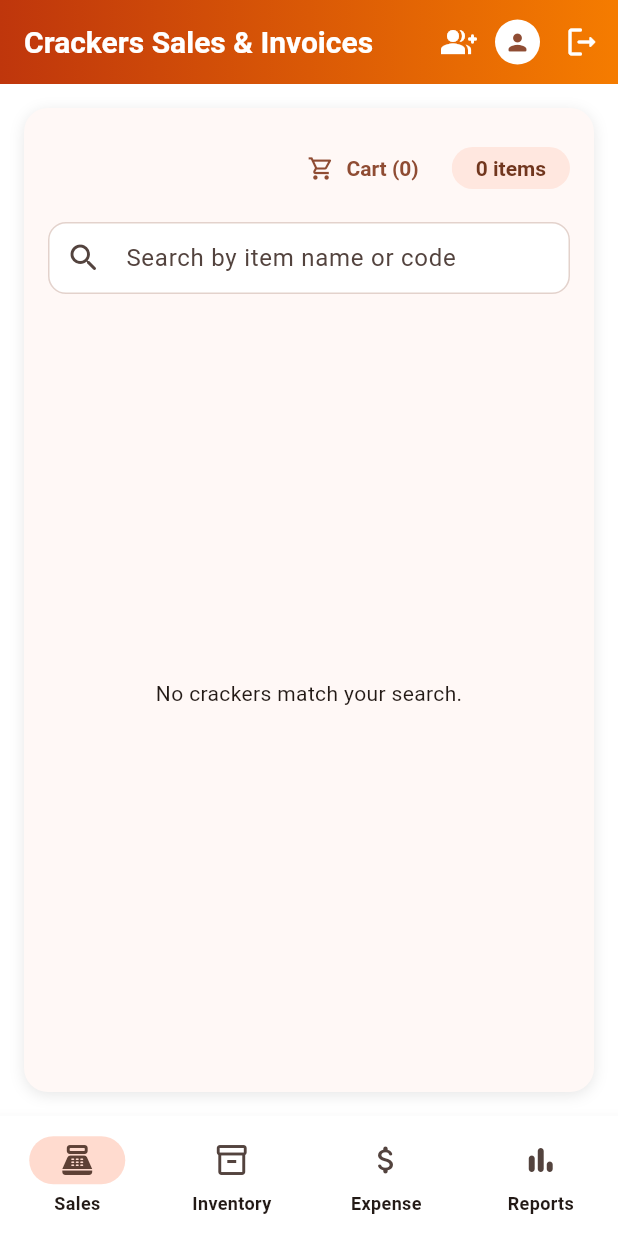
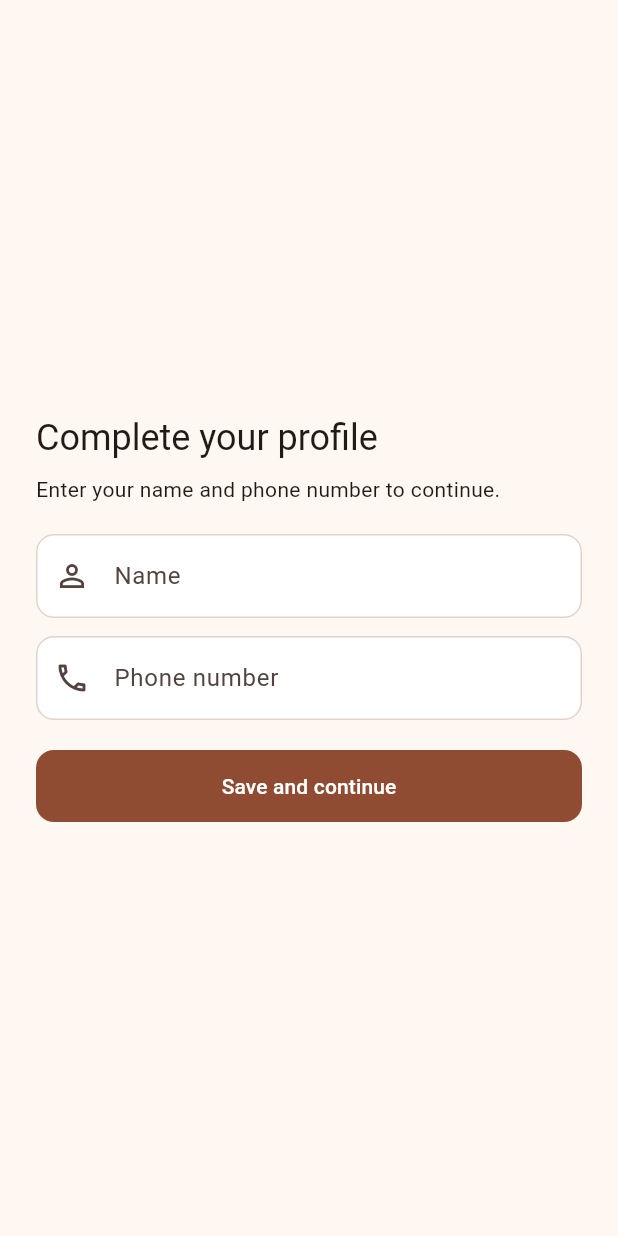
Before and after one commit to Ravikishore3679/crackers_billing, a Flutter app: the screen it shows once a user with an empty profile is signed in, on a phone screen of 412 x 824 dp. Run offline on Flutter 3.47's test engine with Material 3 defaults, Android fonts, the light colour scheme and no system bars; our stand-ins replace cloud_firestore, file_picker, firebase_auth, firebase_core, google_sign_in, pdf and 3 more; missing offline and left inert: excel, google_sign_in_web; accounts and stored records are empty.

Commit message:
Name/userlogin/billed by

```diff
--- a/lib/models/invoice.dart
+++ b/lib/models/invoice.dart
@@ -12,6 +12,7 @@ class Invoice {
     this.upiPaid = 0.0,
     this.cardPaid = 0.0,
     this.paidAt,
+    this.createdBy = '',
   }) : lineItems = List<InvoiceLineItem>.from(lineItems),
        grossTotal = 0.0,
        netTotal = 0.0 {
@@ -30,6 +31,7 @@ class Invoice {
   double upiPaid;
   double cardPaid;
   DateTime? paidAt;
+  final String createdBy;
 
   double get roundedNetTotal => (netTotal / 10).round() * 10.0;
   double get amountPaid => cashPaid + upiPaid + cardPaid;
@@ -72,6 +74,7 @@ class Invoice {
       'Customer: $customer',
       'Phone: ${customerPhone.isEmpty ? 'Not provided' : customerPhone}',
       'Date: $formattedDateTime',
+      if (createdBy.isNotEmpty) 'Billed by: $createdBy',
       '---',
       ...lineItems.map(
         (item) =>
@@ -109,6 +112,7 @@ class Invoice {
     double? upiPaid,
     double? cardPaid,
     DateTime? paidAt,
+    String? createdBy,
   }) {
     final updatedInvoice = Invoice(
       id: id ?? this.id,
@@ -121,6 +125,7 @@ class Invoice {
       upiPaid: upiPaid ?? this.upiPaid,
       cardPaid: cardPaid ?? this.cardPaid,
       paidAt: paidAt ?? this.paidAt,
+      createdBy: createdBy ?? this.createdBy,
     );
     updatedInvoice.recalculateTotals();
     return updatedInvoice;
--- a/lib/services/firestore_service.dart
+++ b/lib/services/firestore_service.dart
@@ -21,6 +21,13 @@ class FirestoreService {
   bool get isWorkspaceOwner => Firebase.apps.isEmpty || _activeRole == 'owner';
   bool get canManageInventory => isWorkspaceOwner;
   bool get canManageStaff => isWorkspaceOwner;
+
+  String get currentUserName {
+    if (Firebase.apps.isEmpty) return '';
+    final user = FirebaseAuth.instance.currentUser;
+    final name = user?.displayName?.trim() ?? '';
+    return name.isNotEmpty ? name : (user?.email ?? '');
+  }
 
   static void clearWorkspaceSession() {
     final userId = _activeUserId;
@@ -62,7 +69,9 @@ class FirestoreService {
     if (existingWorkspace != null && existingWorkspace.isNotEmpty) {
       final membership = await _workspaceStep(
         'Reading the workspace membership',
-        _userDocument(existingWorkspace).collection('members').doc(user.uid).get,
+        _userDocument(
+          existingWorkspace,
+        ).collection('members').doc(user.uid).get,
       );
       if (membership.exists) {
         _activeUserId = user.uid;
@@ -268,6 +277,28 @@ class FirestoreService {
 
   DocumentReference<Map<String, dynamic>> _expenseDocument(String uid) =>
       _userDocument(uid).collection('expenses').doc('entries');
+
+  DocumentReference<Map<String, dynamic>> _profileDocument(String uid) =>
+      _userDocument(uid).collection('profile').doc('info');
+
+  Future<Map<String, dynamic>?> fetchUserProfile(String uid) async {
+    final snapshot = await _profileDocument(uid).get();
+    return snapshot.data();
+  }
+
+  Future<void> saveUserProfile(
+    User user, {
+    required String name,
+    required String phone,
+  }) async {
+    await _profileDocument(user.uid).set({
+      'name': name,
+      'phone': phone,
+      'email': user.email,
+      'createdAt': FieldValue.serverTimestamp(),
+    }, SetOptions(merge: true));
+    await user.updateDisplayName(name);
+  }
 
   Future<void> _ensureUserDocument(
     String uid, {
@@ -587,6 +618,7 @@ class FirestoreService {
       'netTotal': invoice.netTotal,
       'lineItems': invoice.lineItems.map((item) => item.toMap()).toList(),
       'userId': uid,
+      if (invoice.createdBy.isNotEmpty) 'createdByName': invoice.createdBy,
       'createdAt': FieldValue.serverTimestamp(),
     }, SetOptions(merge: true));
   }
@@ -642,6 +674,7 @@ class FirestoreService {
           upiPaid: (data['upiPaid'] as num?)?.toDouble() ?? 0.0,
           cardPaid: (data['cardPaid'] as num?)?.toDouble() ?? 0.0,
           paidAt: (data['paidAt'] as Timestamp?)?.toDate(),
+          createdBy: data['createdByName'] as String? ?? '',
         );
         invoice.recalculateTotals();
         return invoice;
@@ -683,6 +716,7 @@ class FirestoreService {
         upiPaid: (data['upiPaid'] as num?)?.toDouble() ?? 0.0,
         cardPaid: (data['cardPaid'] as num?)?.toDouble() ?? 0.0,
         paidAt: (data['paidAt'] as Timestamp?)?.toDate(),
+        createdBy: data['createdByName'] as String? ?? '',
       );
       invoice.recalculateTotals();
       return invoice;
--- a/lib/services/invoice_pdf.dart
+++ b/lib/services/invoice_pdf.dart
@@ -68,6 +68,11 @@ Future<Uint8List> buildInvoicePdf(Invoice invoice) async {
                   invoice.formattedDateTime,
                   style: const pw.TextStyle(color: _muted),
                 ),
+                if (invoice.createdBy.isNotEmpty)
+                  pw.Text(
+                    'Billed by ${invoice.createdBy}',
+                    style: const pw.TextStyle(color: _muted),
+                  ),
               ],
             ),
           ],
--- a/lib/view_models/sales_view_model.dart
+++ b/lib/view_models/sales_view_model.dart
@@ -591,6 +591,7 @@ class SalesViewModel extends ChangeNotifier {
       date: DateTime.now(),
       lineItems: _cart.map((lineItem) => lineItem.copyWith()).toList(),
       discountAmount: safeDiscount,
+      createdBy: FirestoreService.instance.currentUserName,
     );
 
     final updatedItems = <CrackerItem>[];
--- a/lib/views/auth_gate.dart
+++ b/lib/views/auth_gate.dart
@@ -4,6 +4,7 @@ import 'package:flutter/material.dart';
 
 import '../services/firestore_service.dart';
 import 'app_shell.dart';
+import 'profile_setup_screen.dart';
 import 'sign_in_screen.dart';
 
 class AuthGate extends StatelessWidget {
@@ -50,12 +51,64 @@ class AuthGate extends StatelessWidget {
                   ),
                 );
               }
-              return const AppShell();
+              return _ProfileGate(user: user);
             },
           );
         }
 
         return const SignInScreen();
+      },
+    );
+  }
+}
+
+class _ProfileGate extends StatefulWidget {
+  const _ProfileGate({required this.user});
+
+  final User user;
+
+  @override
+  State<_ProfileGate> createState() => _ProfileGateState();
+}
+
+class _ProfileGateState extends State<_ProfileGate> {
+  late final Future<bool> _hasProfile = _load();
+  bool _completed = false;
+
+  // Never block the app if the profile cannot be read.
+  Future<bool> _load() async {
+    try {
+      final profile = await FirestoreService.instance.fetchUserProfile(
+        widget.user.uid,
+      );
+      final name = (profile?['name'] as String?)?.trim() ?? '';
+      final phone = (profile?['phone'] as String?)?.trim() ?? '';
+      return name.isNotEmpty && phone.isNotEmpty;
+    } catch (_) {
+      return true;
+    }
+  }
+
+  @override
+  Widget build(BuildContext context) {
+    if (_completed) {
+      return const AppShell();
+    }
+    return FutureBuilder<bool>(
+      future: _hasProfile,
+      builder: (context, snapshot) {
+        if (snapshot.connectionState != ConnectionState.done) {
+          return const Scaffold(
+            body: Center(child: CircularProgressIndicator()),
+          );
+        }
+        if (snapshot.data == true) {
+          return const AppShell();
+        }
+        return ProfileSetupScreen(
+          user: widget.user,
+          onSaved: () => setState(() => _completed = true),
+        );
       },
     );
   }
--- a/lib/views/invoice_receipt_card.dart
+++ b/lib/views/invoice_receipt_card.dart
@@ -112,6 +112,11 @@ class InvoiceReceiptCard extends StatelessWidget {
                         invoice.formattedDateTime,
                         style: const TextStyle(color: _muted),
                       ),
+                      if (invoice.createdBy.isNotEmpty)
+                        Text(
+                          'Billed by ${invoice.createdBy}',
+                          style: const TextStyle(color: _muted),
+                        ),
                     ],
                   ),
                 ],
--- /dev/null
+++ b/lib/views/profile_setup_screen.dart
@@ -0,0 +1,137 @@
+import 'package:firebase_auth/firebase_auth.dart';
+import 'package:flutter/material.dart';
+
+import '../services/firestore_service.dart';
+
+class ProfileSetupScreen extends StatefulWidget {
+  const ProfileSetupScreen({
+    super.key,
+    required this.user,
+    required this.onSaved,
+  });
+
+  final User user;
+  final VoidCallback onSaved;
+
+  @override
+  State<ProfileSetupScreen> createState() => _ProfileSetupScreenState();
+}
+
+class _ProfileSetupScreenState extends State<ProfileSetupScreen> {
+  final _formKey = GlobalKey<FormState>();
+  late final TextEditingController _nameController = TextEditingController(
+    text: widget.user.displayName ?? '',
+  );
+  final _phoneController = TextEditingController();
+  bool _saving = false;
+  String? _error;
+
+  @override
+  void dispose() {
+    _nameController.dispose();
+    _phoneController.dispose();
+    super.dispose();
+  }
+
+  Future<void> _save() async {
+    if (!_formKey.currentState!.validate()) {
+      return;
+    }
+    setState(() {
+      _saving = true;
+      _error = null;
+    });
+    try {
+      await FirestoreService.instance.saveUserProfile(
+        widget.user,
+        name: _nameController.text.trim(),
+        phone: _phoneController.text.trim(),
+      );
+      widget.onSaved();
+    } catch (error) {
+      if (!mounted) return;
+      setState(() {
+        _saving = false;
+        _error = 'Could not save profile: $error';
+      });
+    }
+  }
+
+  @override
+  Widget build(BuildContext context) {
+    return Scaffold(
+      body: Center(
+        child: SingleChildScrollView(
+          padding: const EdgeInsets.all(24),
+          child: ConstrainedBox(
+            constraints: const BoxConstraints(maxWidth: 420),
+            child: Form(
+              key: _formKey,
+              child: Column(
+                mainAxisSize: MainAxisSize.min,
+                crossAxisAlignment: CrossAxisAlignment.stretch,
+                children: [
+                  Text(
+                    'Complete your profile',
+                    style: Theme.of(context).textTheme.headlineSmall,
+                  ),
+                  const SizedBox(height: 8),
+                  const Text('Enter your name and phone number to continue.'),
+                  const SizedBox(height: 20),
+                  TextFormField(
+                    controller: _nameController,
+                    textCapitalization: TextCapitalization.words,
+                    decoration: const InputDecoration(
+                      labelText: 'Name',
+                      prefixIcon: Icon(Icons.person_outline),
+                    ),
+                    validator: (value) =>
+                        (value ?? '').trim().isEmpty ? 'Enter your name' : null,
+                  ),
+                  const SizedBox(height: 12),
+                  TextFormField(
+                    controller: _phoneController,
+                    keyboardType: TextInputType.phone,
+                    decoration: const InputDecoration(
+                      labelText: 'Phone number',
+                      prefixIcon: Icon(Icons.phone_outlined),
+                    ),
+                    validator: (value) {
+                      final digits = (value ?? '').replaceAll(
+                        RegExp(r'\D'),
+                        '',
+                      );
+                      return digits.length < 10
+                          ? 'Enter a valid phone number'
+                          : null;
+                    },
+                  ),
+                  if (_error != null) ...[
+                    const SizedBox(height: 12),
+                    Text(
+                      _error!,
+                      style: TextStyle(
+                        color: Theme.of(context).colorScheme.error,
+                      ),
+                    ),
+                  ],
+                  const SizedBox(height: 20),
+                  FilledButton(
+                    onPressed: _saving ? null : _save,
+                    child: _saving
+                        ? const SizedBox(
+                            height: 18,
+                            width: 18,
+                            child: CircularProgressIndicator(strokeWidth: 2),
+                          )
+                        : const Text('Save and continue'),
+                  ),
+                ],
+              ),
+            ),
+          ),
+        ),
+      ),
+    );
+  }
+}
--- a/lib/views/reports_screen.dart
+++ b/lib/views/reports_screen.dart
@@ -123,6 +123,8 @@ class _ReportsScreenState extends State<ReportsScreen> {
                 style: const TextStyle(fontWeight: FontWeight.w700),
               ),
               Text(invoice.formattedDateTime),
+              if (invoice.createdBy.isNotEmpty)
+                Text('Billed by ${invoice.createdBy}'),
               const SizedBox(height: 10),
               PaymentSection(
                 key: ValueKey(invoice.id),
@@ -260,6 +262,8 @@ class _ReportsScreenState extends State<ReportsScreen> {
                                     '${invoice.formattedDateTime} • ${invoice.lineItems.length} items',
                                   ),
                                   const SizedBox(height: 6),
+                                  if (invoice.createdBy.isNotEmpty)
+                                    Text('Billed by ${invoice.createdBy}'),
                                   Text(
                                     'Invoice: ${invoice.id}',
                                     style: const TextStyle(fontSize: 12),
```
Also changed, not shown: lib/views/expense_screen.dart (+25 -6 lines), 3 other files.
